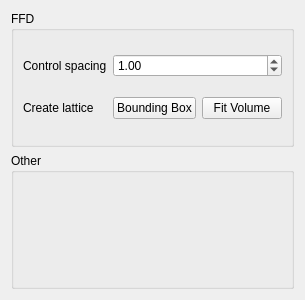
HonghuaLi/stacker, file Deformer/DeformerWidget.ui: the form before one commit.
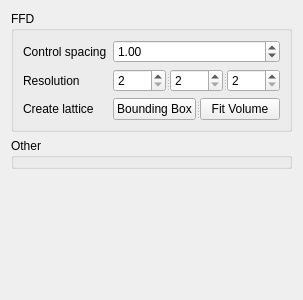
The form after the commit.

```diff
--- a/Deformer/DeformerWidget.ui
+++ b/Deformer/DeformerWidget.ui
@@ -22,22 +22,15 @@
      <property name="flat">
       <bool>false</bool>
      </property>
-     <layout class="QGridLayout" name="gridLayout">
-      <item row="1" column="0">
-       <widget class="QLabel" name="label">
-        <property name="text">
-         <string>Create lattice</string>
-        </property>
-       </widget>
-      </item>
+     <layout class="QFormLayout" name="formLayout">
       <item row="0" column="0">
-       <widget class="QLabel" name="label_2">
+       <widget class="QLabel" name="label_1">
         <property name="text">
          <string>Control spacing</string>
         </property>
        </widget>
       </item>
-      <item row="0" column="1" colspan="2">
+      <item row="0" column="1">
        <widget class="QDoubleSpinBox" name="doubleSpinBox">
         <property name="minimum">
          <double>0.000000000000000</double>
@@ -50,20 +43,71 @@
         </property>
        </widget>
       </item>
-      <item row="1" column="2">
-       <widget class="QPushButton" name="createVolumeButton">
+      <item row="1" column="0">
+       <widget class="QLabel" name="label_2">
         <property name="text">
-         <string>Fit Volume</string>
+         <string>Resolution</string>
         </property>
        </widget>
       </item>
       <item row="1" column="1">
-       <widget class="QPushButton" name="createBoundingButton">
+       <widget class="QSplitter" name="splitter">
+        <property name="orientation">
+         <enum>Qt::Horizontal</enum>
+        </property>
+        <widget class="QSpinBox" name="xRes">
+         <property name="minimum">
+          <number>2</number>
+         </property>
+         <property name="maximum">
+          <number>500</number>
+         </property>
+         <property name="value">
+          <number>2</number>
+         </property>
+        </widget>
+        <widget class="QSpinBox" name="yRes">
+         <property name="minimum">
+          <number>2</number>
+         </property>
+         <property name="maximum">
+          <number>500</number>
+         </property>
+        </widget>
+        <widget class="QSpinBox" name="zRes">
+         <property name="minimum">
+          <number>2</number>
+         </property>
+         <property name="maximum">
+          <number>500</number>
+         </property>
+        </widget>
+       </widget>
+      </item>
+      <item row="2" column="0">
+       <widget class="QLabel" name="label_3">
         <property name="text">
-         <string>Bounding Box</string>
+         <string>Create lattice</string>
         </property>
        </widget>
       </item>
+      <item row="2" column="1">
+       <widget class="QSplitter" name="splitter_2">
+        <property name="orientation">
+         <enum>Qt::Horizontal</enum>
+        </property>
+        <widget class="QPushButton" name="createBoundingButton">
+         <property name="text">
+          <string>Bounding Box</string>
+         </property>
+        </widget>
+        <widget class="QPushButton" name="createVolumeButton">
+         <property name="text">
+          <string>Fit Volume</string>
+         </property>
+        </widget>
+       </widget>
+      </item>
      </layout>
     </widget>
    </item>
@@ -80,6 +124,19 @@
      </property>
     </widget>
    </item>
+   <item>
+    <spacer name="verticalSpacer">
+     <property name="orientation">
+      <enum>Qt::Vertical</enum>
+     </property>
+     <property name="sizeHint" stdset="0">
+      <size>
+       <width>20</width>
+       <height>40</height>
+      </size>
+     </property>
+    </spacer>
+   </item>
   </layout>
  </widget>
  <resources/>
```
